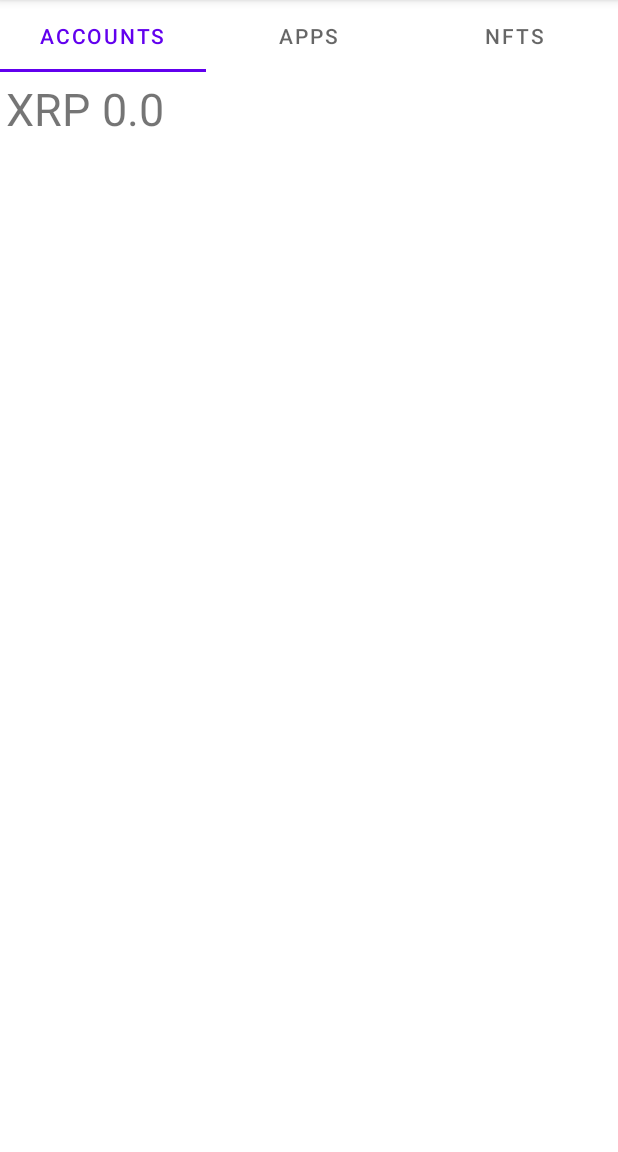
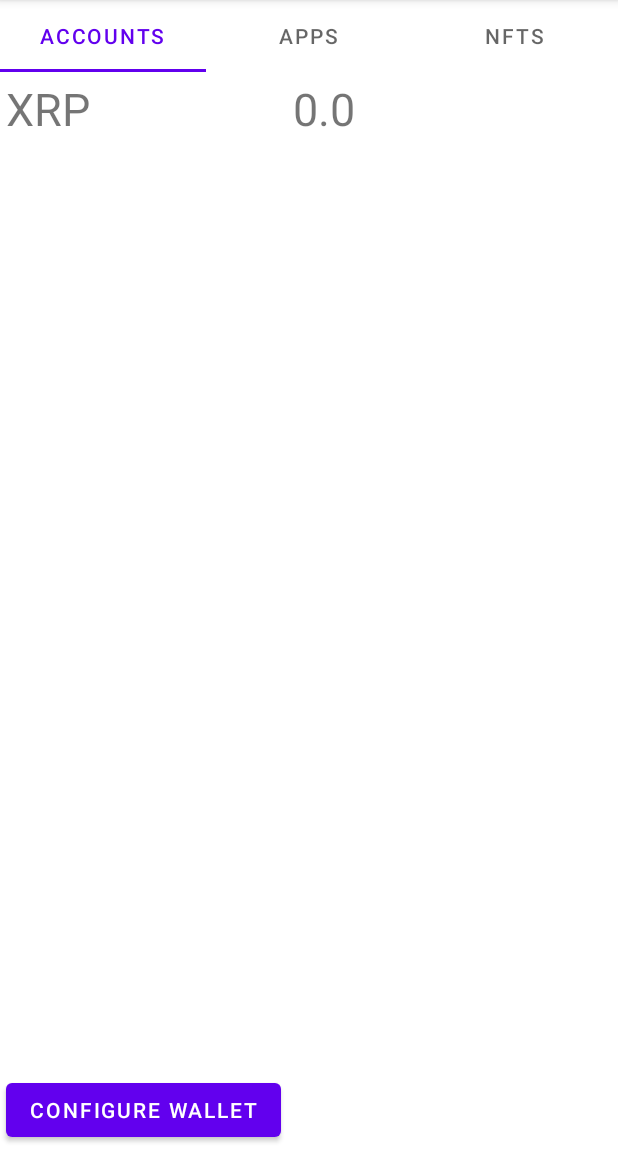
Before and after one commit to lushtechnology/ZPass, an Android app: the screen it shows after launch (MainActivity), on a phone screen of 412 x 824 dp, the part 84-1236 px from its top. Run offline under Robolectric (Android 15) with nearby library versions, the phone set to English and light mode, and no system bars; 2 statements that could not run were skipped.

Commit message:
wallet is now configured

```diff
--- a/app/build.gradle
+++ b/app/build.gradle
@@ -40,6 +40,7 @@ dependencies {
     implementation 'androidx.appcompat:appcompat:1.6.1'
     implementation 'com.google.android.material:material:1.8.0'
     implementation 'androidx.constraintlayout:constraintlayout:2.1.4'
+    implementation 'androidx.preference:preference:1.2.0'
     testImplementation 'junit:junit:4.13.2'
     androidTestImplementation 'androidx.test.ext:junit:1.1.5'
     androidTestImplementation 'androidx.test.espresso:espresso-core:3.5.1'
--- a/app/src/main/java/com/lushtechnology/zpass/AccountFragment.java
+++ b/app/src/main/java/com/lushtechnology/zpass/AccountFragment.java
@@ -16,6 +16,7 @@ import android.os.StrictMode;
 import android.view.LayoutInflater;
 import android.view.View;
 import android.view.ViewGroup;
+import android.widget.Button;
 import android.widget.TextView;
 
 /**
@@ -80,6 +81,18 @@ public class AccountFragment extends Fragment {
     @Override
     public void onViewCreated(@NonNull View view, @Nullable Bundle savedInstanceState) {
         super.onViewCreated(view, savedInstanceState);
+
+        Button configure = view.findViewById(R.id.configure);
+        configure.setOnClickListener(new View.OnClickListener() {
+            public void onClick(View v) {
+                configureWallet();
+            }
+        });
+    }
+
+    private void configureWallet() {
+        Intent intent = new Intent(getActivity(), ConfigureWalletActivity.class);
+        startActivity(intent);
     }
 
     @Override
--- a/app/src/main/java/com/lushtechnology/zpass/MainActivity.java
+++ b/app/src/main/java/com/lushtechnology/zpass/MainActivity.java
@@ -2,12 +2,14 @@ package com.lushtechnology.zpass;
 
 import androidx.annotation.NonNull;
 import androidx.appcompat.app.AppCompatActivity;
+import androidx.preference.PreferenceManager;
 import androidx.viewpager2.widget.ViewPager2;
 
 import android.content.ComponentName;
 import android.content.Context;
 import android.content.Intent;
 import android.content.ServiceConnection;
+import android.content.SharedPreferences;
 import android.os.Bundle;
 import android.os.IBinder;
 import android.os.RemoteException;
@@ -32,8 +34,8 @@ import okhttp3.Response;
 
 public class MainActivity extends AppCompatActivity {
 
-    public static final String ADDRESS = "r4nucSPkeHNo6XNapFwPCpJdYX9XiJB7je";
-    public static final String SEED = "sEdV5bYRmQS22UsGMfXy8TPimxokno5";
+    public static String ADDRESS;
+    public static String SEED;
 
     @Override
     protected void onCreate(Bundle savedInstanceState) {
@@ -64,6 +66,12 @@ public class MainActivity extends AppCompatActivity {
                     }
                 }).attach();
 
+        PreferenceManager.setDefaultValues(this, R.xml.root_preferences, false);
+
+        SharedPreferences prefs = PreferenceManager.getDefaultSharedPreferences(this);
+        ADDRESS = prefs.getString("address", "");
+        SEED = prefs.getString("seed", "");
+
         Intent intent = new Intent();
         intent.setClassName(XRPAccountService.class.getPackage().getName(),
                 XRPAccountService.class.getName());
--- a/app/src/main/res/layout/fragment_account.xml
+++ b/app/src/main/res/layout/fragment_account.xml
@@ -22,4 +22,13 @@
         tools:layout_gravity="right"
 
         android:text="0.0" />
+
+    <Button
+        android:id="@+id/configure"
+        android:layout_width="wrap_content"
+        android:layout_height="wrap_content"
+        tools:layout_columnSpan="2"
+        android:layout_row="1"
+        android:text="Configure Wallet" />
+
 </GridLayout>
--- /dev/null
+++ b/app/src/main/res/xml/root_preferences.xml
@@ -0,0 +1,19 @@
+<PreferenceScreen xmlns:app="http://schemas.android.com/apk/res-auto">
+
+    <PreferenceCategory app:title="@string/messages_header">
+
+        <EditTextPreference
+            app:key="address"
+            app:title="Address"
+            app:defaultValue="r4nucSPkeHNo6XNapFwPCpJdYX9XiJB7je"
+            app:useSimpleSummaryProvider="true" />
+
+        <EditTextPreference
+            app:key="seed"
+            app:title="Secret"
+            app:defaultValue="sEdV5bYRmQS22UsGMfXy8TPimxokno5"
+            app:useSimpleSummaryProvider="true" />
+
+    </PreferenceCategory>
+
+</PreferenceScreen>
```
Also changed, not shown: app/src/main/AndroidManifest.xml (+7 -3 lines), app/src/main/java/com/lushtechnology/zpass/ConfigureWalletActivity.java (added, +33 -0 lines), app/src/main/res/layout/settings_activity.xml (added, +9 -0 lines), app/src/main/res/values/arrays.xml (added, +12 -0 lines), app/src/main/res/values/strings.xml (+16 -0 lines).
